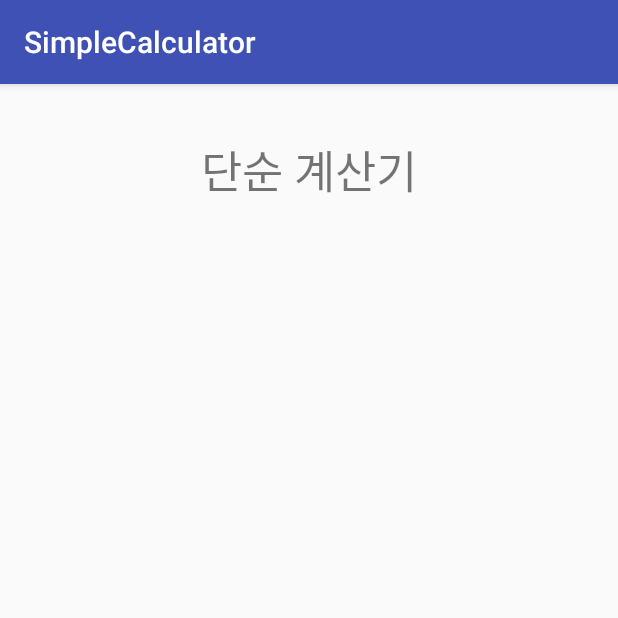
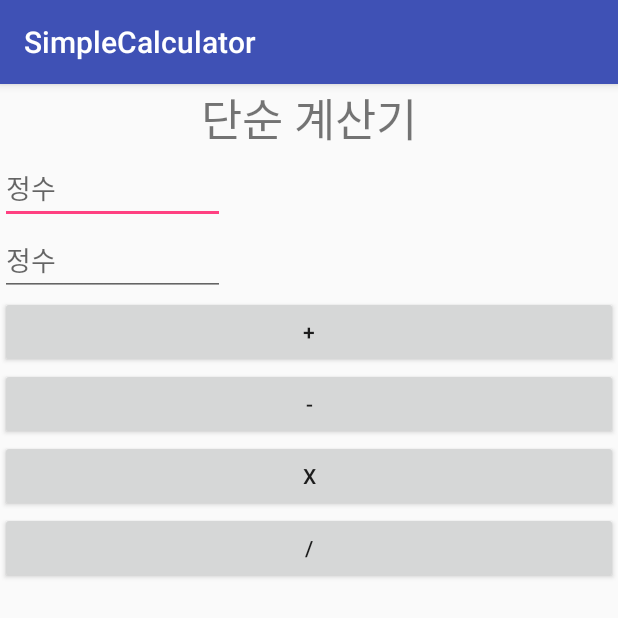
Before and after one commit to kimyounkyoung/simplecalculator, an Android app: the screen it shows after launch (MainActivity), on a phone screen of 412 x 824 dp, the top half of it. Run offline under Robolectric (Android 15) with nearby library versions, the phone set to English and light mode, and no system bars; 2 statements that could not run were skipped.

Commit message:
#2 simple calculator

```diff
--- a/app/src/main/java/passposs2/kr/hs/emirim/simplecalculator/MainActivity.java
+++ b/app/src/main/java/passposs2/kr/hs/emirim/simplecalculator/MainActivity.java
@@ -2,12 +2,114 @@ package passposs2.kr.hs.emirim.simplecalculator;
 
 import android.support.v7.app.AppCompatActivity;
 import android.os.Bundle;
+import android.view.View;
+import android.widget.Button;
+import android.widget.EditText;
+import android.widget.TextView;
 
-public class MainActivity extends AppCompatActivity {
-
+public class MainActivity extends AppCompatActivity /*implements View.OnClickListener*/ {
+    EditText editFirst, editSecond;
+    TextView textResult;
     @Override
     protected void onCreate(Bundle savedInstanceState) {
         super.onCreate(savedInstanceState);
         setContentView(R.layout.activity_main);
-    }
+        editFirst=(EditText)findViewById(R.id.edit_first);
+        editSecond=(EditText)findViewById(R.id.edit_second);
+        Button butPlus=(Button)findViewById(R.id.but_plus);
+        Button butMinus=(Button)findViewById(R.id.but_minus);
+        Button butMultiply=(Button)findViewById(R.id.but_multply);
+        Button butDivision=(Button)findViewById(R.id.but_division);
+        textResult=(TextView)findViewById(R.id.text_result);
+        butPlus.setOnClickListener(butHandler);
+        butMinus.setOnClickListener(butHandler);
+        butMultiply.setOnClickListener(butHandler);
+        butDivision.setOnClickListener(butHandler);
+
+        /*
+        butPlus.setOnClickListener(new View.OnClickListener(){
+            @Override
+            public void onClick(View view){
+                int num1=Integer.parseInt(editFirst.getText().toString());
+                int num2=Integer.parseInt(editSecond.getText().toString());
+                textResult.setText(num1+num2+"");
+            }
+        });
+        butMinus.setOnClickListener(new View.OnClickListener(){
+            @Override
+            public void onClick(View view){
+                int num1=Integer.parseInt(editFirst.getText().toString());
+                int num2=Integer.parseInt(editSecond.getText().toString());
+                textResult.setText(num1-num2+"");
+            }
+        });
+        butMultiply.setOnClickListener(new View.OnClickListener(){
+            @Override
+            public void onClick(View view){
+                int num1=Integer.parseInt(editFirst.getText().toString());
+                int num2=Integer.parseInt(editSecond.getText().toString());
+                textResult.setText(num1*num2+"");
+            }
+        });
+        butDivision.setOnClickListener(new View.OnClickListener(){
+            @Override
+            public void onClick(View view){
+                int num1=Integer.parseInt(editFirst.getText().toString());
+                int num2=Integer.parseInt(editSecond.getText().toString());
+                textResult.setText(num1/num2+"");
+            }
+        });
+        */
+    }   //end oncilck
+
+    View.OnClickListener butHandler=new View.OnClickListener() {
+        @Override
+        public void onClick(View v) {
+            int num1=Integer.parseInt(editFirst.getText().toString());
+            int num2=Integer.parseInt(editSecond.getText().toString());
+            int result=0;
+
+            switch (v.getId()){
+                case R.id.but_plus:
+                    result=num1+num2;
+                    break;
+                case R.id.but_minus:
+                    result=num1-num2;
+                    break;
+                case R.id.but_multiply:
+                    result=num1*num2;
+                    break;
+                case R.id.but_division:
+                    result=num1/num2;
+                    break;
+            }
+
+            textResult.setText(result+"");
+        }
+    };
+
+    /*
+    @Override
+    public void onClick(View view) {
+        int num1=Integer.parseInt(editFirst.getText().toString());
+        int num2=Integer.parseInt(editSecond.getText().toString());
+        int result=0;
+
+        switch (view.getId()){
+            case R.id.but_plus:
+                result=num1+num2;
+                break;
+            case R.id.but_minus:
+                result=num1-num2;
+                break;
+            case R.id.but_multiply:
+                result=num1*num2;
+                break;
+            case R.id.but_division:
+                result=num1/num2;
+                break;
+        }
+
+        textResult.setText(result+"");
+    }*/
 }
--- a/app/src/main/res/layout/activity_main.xml
+++ b/app/src/main/res/layout/activity_main.xml
@@ -4,7 +4,9 @@
     xmlns:tools="http://schemas.android.com/tools"
     android:layout_width="match_parent"
     android:layout_height="match_parent"
-    tools:context="passposs2.kr.hs.emirim.simplecalculator.MainActivity">
+    tools:context="passposs2.kr.hs.emirim.simplecalculator.MainActivity"
+    android:orientation="vertical"
+    >
 
     <TextView
         android:layout_width="match_parent"
@@ -16,15 +18,15 @@
 
     <EditText
         android:id="@+id/edit_first"
-        android:layout_width="50dp"
+        android:layout_width="150dp"
         android:layout_height="wrap_content"
-        android:hint="정수 값으로 입력"
+        android:hint="정수"
         />
     <EditText
         android:id="@+id/edit_second"
-        android:layout_width="50dp"
+        android:layout_width="150dp"
         android:layout_height="wrap_content"
-        android:hint="정수 값으로 입력"
+        android:hint="정수"
         />
 
     <Button
@@ -34,13 +36,13 @@
         android:text="+"
         />
     <Button
-        android:id="@+id/but_miuus"
+        android:id="@+id/but_minus"
         android:layout_width="match_parent"
         android:layout_height="wrap_content"
         android:text="-"
         />
     <Button
-        android:id="@+id/but_multply"
+        android:id="@+id/but_multiply"
         android:layout_width="match_parent"
         android:layout_height="wrap_content"
         android:text="X"
```
